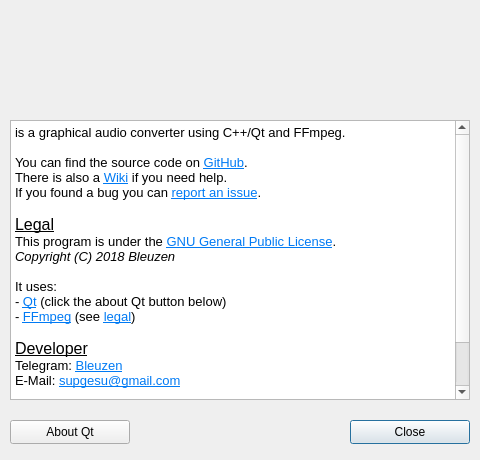
This is src/aboutdialog.ui in Bleuzen/FFaudioConverter as Qt 5 draws it before an edit. The edited form follows.
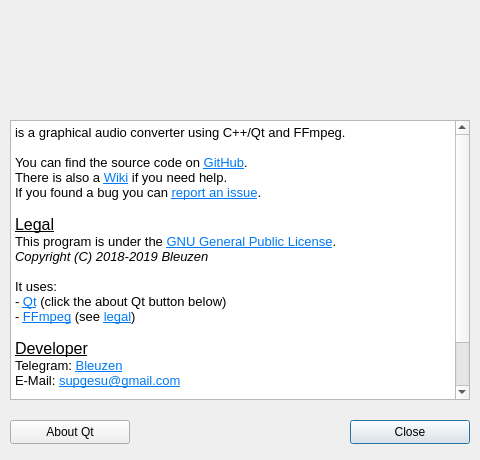
This is the edited form.

What changed in the file:
```diff
--- a/src/aboutdialog.ui
+++ b/src/aboutdialog.ui
@@ -127,7 +127,7 @@
 &lt;p style=&quot;-qt-paragraph-type:empty; margin-top:0px; margin-bottom:0px; margin-left:0px; margin-right:0px; -qt-block-indent:0; text-indent:0px;&quot;&gt;&lt;br /&gt;&lt;/p&gt;
 &lt;p style=&quot; margin-top:0px; margin-bottom:0px; margin-left:0px; margin-right:0px; -qt-block-indent:0; text-indent:0px;&quot;&gt;&lt;span style=&quot; font-size:12pt; text-decoration: underline;&quot;&gt;Legal&lt;/span&gt;&lt;/p&gt;
 &lt;p style=&quot; margin-top:0px; margin-bottom:0px; margin-left:0px; margin-right:0px; -qt-block-indent:0; text-indent:0px;&quot;&gt;This program is under the &lt;a href=&quot;https://www.gnu.org/licenses/gpl-3.0.txt&quot;&gt;&lt;span style=&quot; text-decoration: underline; color:#007af4;&quot;&gt;GNU General Public License&lt;/span&gt;&lt;/a&gt;.&lt;/p&gt;
-&lt;p style=&quot; margin-top:0px; margin-bottom:0px; margin-left:0px; margin-right:0px; -qt-block-indent:0; text-indent:0px;&quot;&gt;&lt;span style=&quot; font-style:italic;&quot;&gt;Copyright (C) 2018 Bleuzen&lt;/span&gt;&lt;/p&gt;
+&lt;p style=&quot; margin-top:0px; margin-bottom:0px; margin-left:0px; margin-right:0px; -qt-block-indent:0; text-indent:0px;&quot;&gt;&lt;span style=&quot; font-style:italic;&quot;&gt;Copyright (C) 2018-2019 Bleuzen&lt;/span&gt;&lt;/p&gt;
 &lt;p style=&quot;-qt-paragraph-type:empty; margin-top:0px; margin-bottom:0px; margin-left:0px; margin-right:0px; -qt-block-indent:0; text-indent:0px;&quot;&gt;&lt;br /&gt;&lt;/p&gt;
 &lt;p style=&quot; margin-top:0px; margin-bottom:0px; margin-left:0px; margin-right:0px; -qt-block-indent:0; text-indent:0px;&quot;&gt;It uses:&lt;/p&gt;
 &lt;p style=&quot; margin-top:0px; margin-bottom:0px; margin-left:0px; margin-right:0px; -qt-block-indent:0; text-indent:0px;&quot;&gt;- &lt;a href=&quot;https://www.qt.io/&quot;&gt;&lt;span style=&quot; text-decoration: underline; color:#007af4;&quot;&gt;Qt&lt;/span&gt;&lt;/a&gt; (click the about Qt button below)&lt;/p&gt;
```
Left out of the diff: 11 changed lines with no effect on the pictures.
